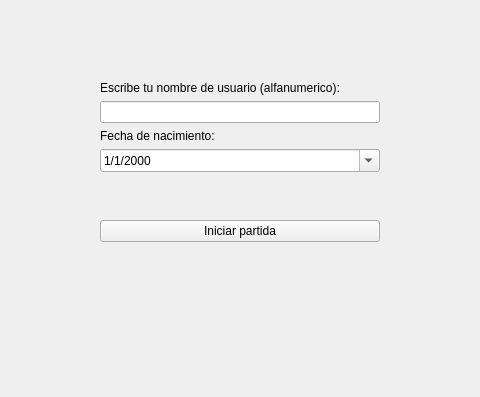
Old version of the form Tareas/T3/cliente/ventanas/inicio.ui in the repository agucova/IIC2233; both pictures show x 170 to 650 and y 89 to 486 of the 849 by 486 pixel window.
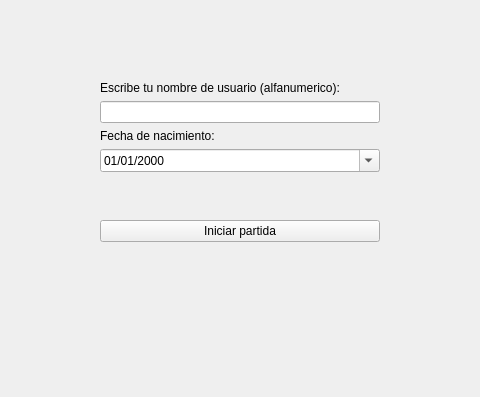
New version of the form. Icons and pictures are not drawn.

Diff of the .ui file:
```diff
--- a/Tareas/T3/cliente/ventanas/inicio.ui
+++ b/Tareas/T3/cliente/ventanas/inicio.ui
@@ -73,7 +73,7 @@
      <item row="4" column="0">
       <widget class="QDateTimeEdit" name="fecha_de_nacimiento">
        <property name="displayFormat">
-        <string>d/M/yyyy</string>
+        <string>dd/MM/yyyy</string>
        </property>
        <property name="calendarPopup">
         <bool>true</bool>
```
